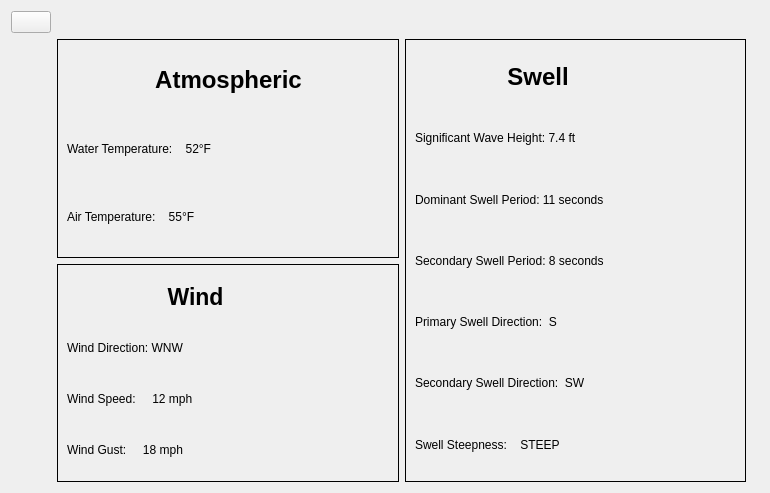
First picture: the form in src/uiFiles/buoyDataWidg.ui, repository shindelr/SpotRater, before the edit.
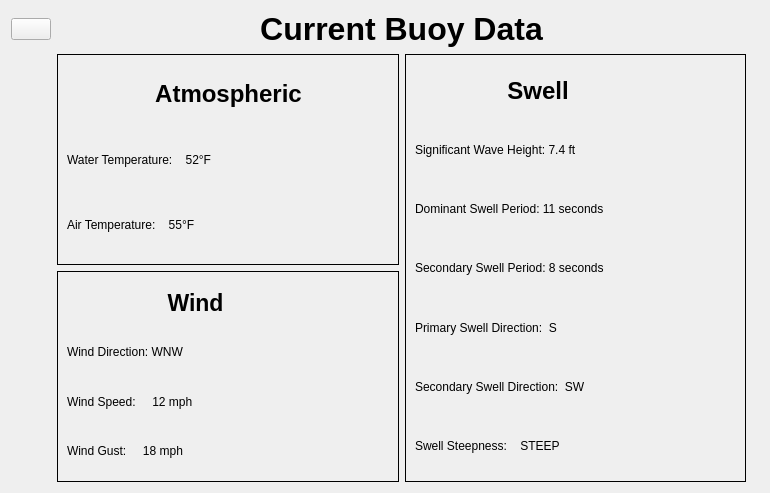
Second picture: the form after the edit. Icons and pictures are not drawn.

Patch:
```diff
--- a/src/uiFiles/buoyDataWidg.ui
+++ b/src/uiFiles/buoyDataWidg.ui
@@ -259,6 +259,16 @@
      </layout>
     </widget>
    </item>
+   <item row="0" column="1" colspan="2">
+    <widget class="QLabel" name="label">
+     <property name="text">
+      <string>&lt;html&gt;&lt;head/&gt;&lt;body&gt;&lt;p&gt;&lt;span style=&quot; font-size:24pt; font-weight:700;&quot;&gt;Current Buoy Data&lt;/span&gt;&lt;/p&gt;&lt;/body&gt;&lt;/html&gt;</string>
+     </property>
+     <property name="alignment">
+      <set>Qt::AlignCenter</set>
+     </property>
+    </widget>
+   </item>
   </layout>
  </widget>
  <resources/>
```
